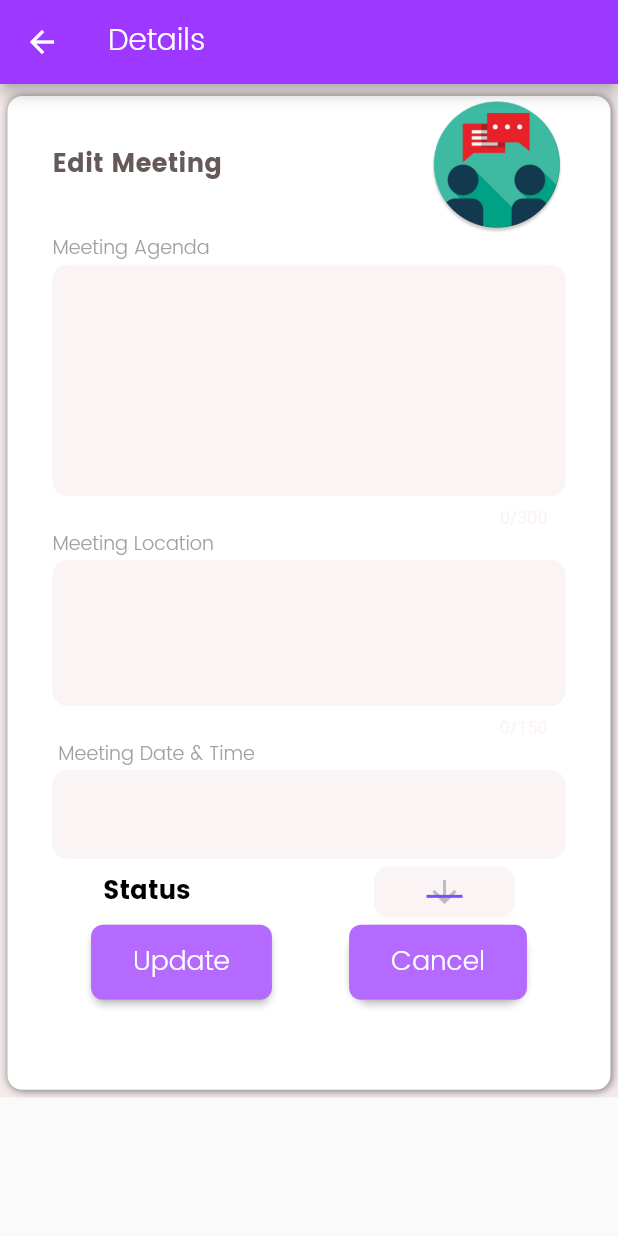
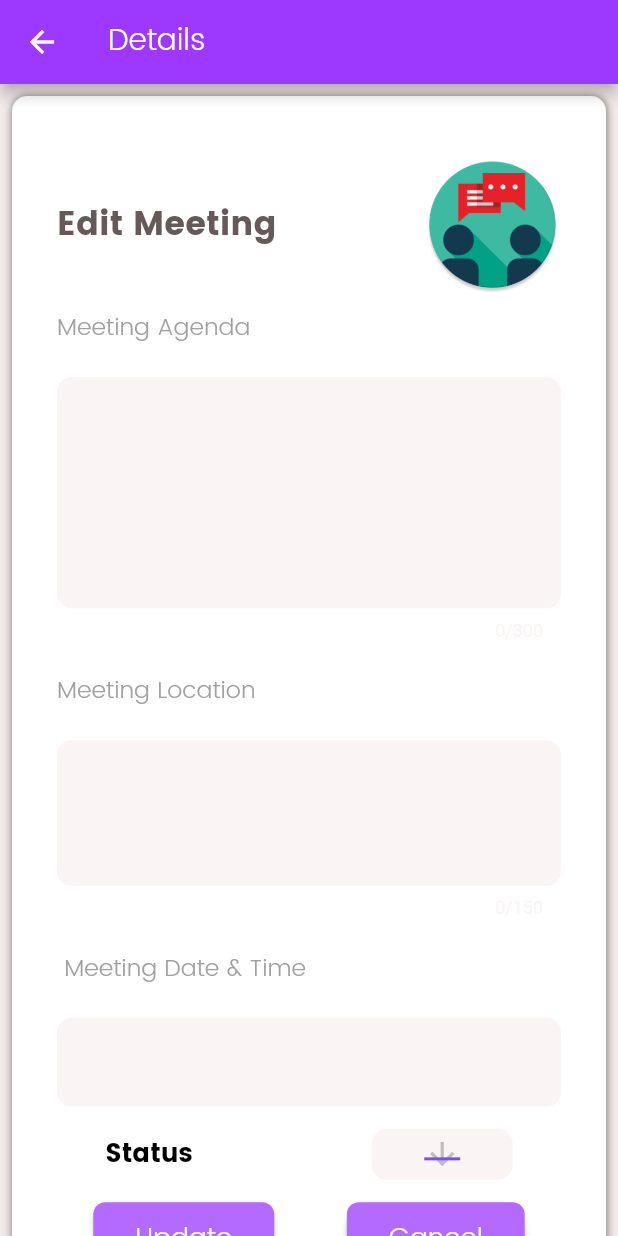
Before and after one commit to Krisha979/V4, a Flutter app: the AddEditDialog screen opened directly, on a phone screen of 412 x 824 dp. Run offline on Flutter 3.47's test engine with Material 2 defaults, Android fonts, the phone set to English and light mode, and no system bars; drawn by our look-alikes of datetime_picker_formfield; our stand-ins replace carousel_pro, carousel_slider, connectivity, date_format, firebase_messaging, flutter_local_notifications and 3 more; missing offline and left inert: flutter_webview_plugin; accounts and stored records are empty; statements that could not run were skipped.

Commit message:
instan upload close meeting details ui set meeting

```diff
--- a/lib/src_code/Editdialogs.dart
+++ b/lib/src_code/Editdialogs.dart
@@ -93,8 +93,11 @@ class AddEditDialogState extends State<AddEditDialog> {
                               ),
                             ],
                             color: Colors.white),
-                        margin: EdgeInsets.fromLTRB(5, 8, 5, 5),
-                        padding: EdgeInsets.fromLTRB(30, 0, 30, 60),
+                        margin: EdgeInsets.fromLTRB(8, 8, 8, 8),
+                         padding: EdgeInsets.fromLTRB(30, 30, 30, 80),
+
+                        child: Padding(
+                          padding: const EdgeInsets.only(top: 10),
                           child: Column(
                             mainAxisAlignment: MainAxisAlignment.spaceEvenly,
                             children: <Widget>[
@@ -110,7 +113,7 @@ class AddEditDialogState extends State<AddEditDialog> {
                                       "Edit Meeting",
                                       style: TextStyle(
                                           color: Color(0xFF665959),
-                                        fontSize: 17,
+                                          fontSize: 22,
                                           fontWeight: FontWeight.bold),
                                     ),
                                   ]),
@@ -123,12 +126,15 @@ class AddEditDialogState extends State<AddEditDialog> {
 
 
                               Row(children: <Widget>[
-                              Text(
+                                Padding(
+                                  padding: const EdgeInsets.only(top: 10, bottom: 10),
+                                  child: Text(
                                     "Meeting Agenda",
                                     style: TextStyle(
                                       fontWeight: FontWeight.normal,
-                                  fontSize: 13,
+                                      fontSize: 16,
                                       color: Color(0XFFA19F9F),
+                                    ),
                                   ),
                                 ),
                               ]),
@@ -137,6 +143,8 @@ class AddEditDialogState extends State<AddEditDialog> {
                                 data: new ThemeData(
                                   hintColor: Color(0xFFFBF4F4),
                                 ),
+                                child: Padding(
+                                  padding: const EdgeInsets.only(top: 10, bottom: 10),
                                   child: TextFormField(
 
                                     keyboardType: TextInputType.multiline,
@@ -156,16 +164,20 @@ class AddEditDialogState extends State<AddEditDialog> {
                                     ),
                                   ),
                                 ),
+                              ),
 
 
 
                               Row(children: <Widget>[
-                              Text(
+                                Padding(
+                                  padding: const EdgeInsets.only(top: 10, bottom: 10),
+                                  child: Text(
                                     "Meeting Location",
                                     style: TextStyle(
                                       fontWeight: FontWeight.normal,
-                                  fontSize: 13,
+                                      fontSize: 16,
                                       color: Color(0XFFA19F9F),
+                                    ),
                                   ),
                                 ),
                               ]),
@@ -174,6 +186,8 @@ class AddEditDialogState extends State<AddEditDialog> {
                                 data: new ThemeData(
                                   hintColor: Color(0xFFFBF4F4),
                                 ),
+                                child: Padding(
+                                  padding: const EdgeInsets.only(top: 10, bottom: 10),
                                   child: TextFormField(
                                     keyboardType: TextInputType.multiline,
                                     maxLines: 3,
@@ -191,18 +205,22 @@ class AddEditDialogState extends State<AddEditDialog> {
                                     ),
                                   ),
                                 ),
+                              ),
 
 
 
 
 
                               Row(children: <Widget>[
-                              Text(
+                                Padding(
+                                  padding: const EdgeInsets.only(top: 10, bottom: 10),
+                                  child: Text(
                                     " Meeting Date & Time",
                                     style: TextStyle(
                                       fontWeight: FontWeight.normal,
-                                  fontSize: 13,
+                                      fontSize: 16,
                                       color: Color(0XFFA19F9F),
+                                    ),
                                   ),
                                 ),
                               ]),
@@ -212,6 +230,8 @@ class AddEditDialogState extends State<AddEditDialog> {
                                   hintColor: Color(0xFFFBF4F4),
                                 ),
 
+                                    child: Padding(
+                                      padding: const EdgeInsets.only(top: 10, bottom: 10),
                                       child: DateTimeField(
                                   controller: meetingTime,
                                   format: format,
@@ -243,6 +263,7 @@ class AddEditDialogState extends State<AddEditDialog> {
                                         return currentValue;
                                       }
                                   },
+                                ),
                                     )),
 
 
@@ -309,6 +330,8 @@ class AddEditDialogState extends State<AddEditDialog> {
                                 mainAxisAlignment: MainAxisAlignment.spaceAround,
                                 children: <Widget>[
                                   Center(
+                                    child: Padding(
+                                      padding: const EdgeInsets.only(top: 10),
                                       child: RaisedButton(
                                         onPressed: () async {
                                           if (meetingAgenda.text.isEmpty || meetingLocation.text.isEmpty ||
@@ -317,6 +340,7 @@ class AddEditDialogState extends State<AddEditDialog> {
                                           else{
                                           showDialog(
                                               context: context,
+                                              barrierDismissible:false ,
                                               builder: (BuildContext context) {
                                                 return Center(
                                                   child:
@@ -350,7 +374,10 @@ class AddEditDialogState extends State<AddEditDialog> {
                                             )),
                                       ),
                                     ),
+                                  ),
                                   Center(
+                                    child: Padding(
+                                      padding: const EdgeInsets.only(top: 10),
                                       child: RaisedButton(
                                         onPressed: () {
                                           Navigator.pop(context);
@@ -372,10 +399,12 @@ class AddEditDialogState extends State<AddEditDialog> {
                                                   style: TextStyle(fontSize: 18)),
                                             )),
                                       ),
+                                    ),
                                   )
                                 ],
                               )
                             ],
+                          ),
                         ))))));
   }
 }
--- a/lib/src_code/TaskDetails.dart
+++ b/lib/src_code/TaskDetails.dart
@@ -99,15 +99,15 @@ catch(e){
                     var statusname = details.childTask[index].statusName;
                     var icon = "assets/snbiztasks.png";
                                       if(statusname.contains("Running")){
-                                       icon = "assets/snbizrunning.png";
+                                       icon = "assets/snbizrunning-web.png";
                                           }
                                           else if(statusname.contains("Started")){
-                                            icon = "assets/snbiztasks.png";
+                                            icon = "assets/snbizrunning-web.png";
                                           }
                                           else if(statusname.contains("Completed")){
                                             icon = "assets/acceptedtick-web.png";
                                           }else{
-                                            icon = "assets/snbizcircledocument.png";
+                                            icon = "assets/snbizrunning-web.png";
                                           }
                     return Container(
                       child: Card(
--- a/lib/src_code/allnotification.dart
+++ b/lib/src_code/allnotification.dart
@@ -337,7 +337,8 @@ class AllNotificationState extends State<AllNotification> {
                   Text(date,style: TextStyle(
                   color: Color(0xFFA19F9F))),
 
-                  Text(type, style: TextStyle(color:Color(color), fontWeight: FontWeight.bold),),
+                  Text(type, style: TextStyle(color:Colors.red, fontWeight: FontWeight.bold),),
+
                 ],
               ),
             ),
--- a/lib/src_code/createmeeting.dart
+++ b/lib/src_code/createmeeting.dart
@@ -112,6 +112,7 @@ class _CreateState extends State<Create> {
                                    Padding(
                                      padding: const EdgeInsets.only(top:10),
                                      child: Column(
+                                       mainAxisAlignment: MainAxisAlignment.spaceEvenly,
 
                     children: <Widget>[
                         Row(
@@ -305,12 +306,13 @@ class _CreateState extends State<Create> {
                                                 else{
                             showDialog(
                               context: context,
+                              barrierDismissible: false,
                               builder: (BuildContext context){
                                 return Center(child: CircularProgressIndicator(),);
                               });
                     await createMeeting();
                             Navigator.pop(context);
-                              Navigator.pop(context);
+                             // Navigator.pop(context);
                              }
                           },
 
--- a/lib/src_code/meeting.dart
+++ b/lib/src_code/meeting.dart
@@ -439,7 +439,8 @@ class MeetingState extends State<Meeting> {
                                                   ),
                                                   splashColor: Colors
                                                       .red, // inkwell color
-                                                  onTap: () {
+                                                  onTap: ()  {
+
                                                     Navigator.push(
                                                         context,
                                                         MaterialPageRoute(
@@ -453,6 +454,7 @@ class MeetingState extends State<Meeting> {
                                               ],
                                             ),
                                           )),
+
                                       onTap: () {
                                         Navigator.push(
                                             context,
```
Also changed, not shown: lib/src_code/home.dart (+34 -22 lines), lib/src_code/meetingdetail.dart (+4 -4 lines), lib/src_code/page.dart (+7 -5 lines). Lines whose indentation alone changed are shown as unchanged.
